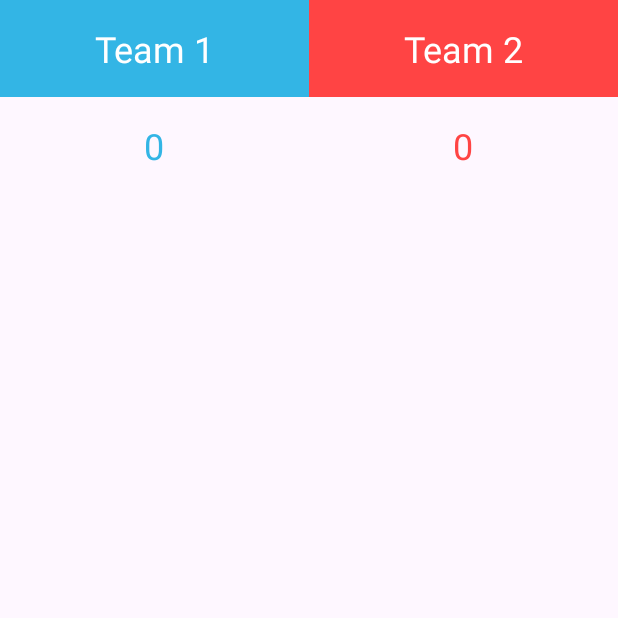
After one commit to Mirage74/CoroutineFlow, an Android app: the TeamScoreActivity screen opened directly, with no data from a screen before it, on a phone screen of 412 x 824 dp, the top half of it. The commit adds this screen. Run offline under Robolectric (Android 15) with nearby library versions, the phone set to English and light mode, and no system bars.

Commit message:
StateFlow prepare

```diff
--- a/app/src/main/java/com/balex/coroutineflow/MainActivity.kt
+++ b/app/src/main/java/com/balex/coroutineflow/MainActivity.kt
@@ -5,6 +5,7 @@ import androidx.appcompat.app.AppCompatActivity
 import com.balex.coroutineflow.databinding.ActivityMainBinding
 import com.balex.coroutineflow.lessons.lesson2.UsersActivity
 import com.balex.coroutineflow.crypto_app.CryptoActivity
+import com.balex.coroutineflow.team_score.TeamScoreActivity
 
 class MainActivity : AppCompatActivity() {
 
@@ -21,5 +22,8 @@ class MainActivity : AppCompatActivity() {
         binding.buttonCryptoActivity.setOnClickListener {
             startActivity(CryptoActivity.newIntent(this))
         }
+        binding.teamScoreActivity.setOnClickListener {
+            startActivity(TeamScoreActivity.newIntent(this))
+        }
     }
 }
--- /dev/null
+++ b/app/src/main/java/com/balex/coroutineflow/team_score/Team.kt
@@ -0,0 +1,5 @@
+package com.balex.coroutineflow.team_score
+
+enum class Team {
+    TEAM_1, TEAM_2
+}
--- /dev/null
+++ b/app/src/main/java/com/balex/coroutineflow/team_score/TeamScoreActivity.kt
@@ -0,0 +1,61 @@
+package com.balex.coroutineflow.team_score
+
+import android.content.Context
+import android.content.Intent
+import android.os.Bundle
+import android.widget.Toast
+import androidx.appcompat.app.AppCompatActivity
+import androidx.lifecycle.ViewModelProvider
+import com.balex.coroutineflow.databinding.ActivityTeamScoreBinding
+
+class TeamScoreActivity : AppCompatActivity() {
+
+    private val binding by lazy {
+        ActivityTeamScoreBinding.inflate(layoutInflater)
+    }
+
+    private val viewModel by lazy {
+        ViewModelProvider(this)[TeamScoreViewModel::class.java]
+    }
+
+    override fun onCreate(savedInstanceState: Bundle?) {
+        super.onCreate(savedInstanceState)
+        setContentView(binding.root)
+        observeViewModel()
+        setupListeners()
+    }
+
+    private fun observeViewModel() {
+        viewModel.state.observe(this) {
+            when (it) {
+                is TeamScoreState.Game -> {
+                    binding.team1Score.text = it.score1.toString()
+                    binding.team2Score.text = it.score2.toString()
+                }
+                is TeamScoreState.Winner -> {
+                    binding.team1Score.text = it.score1.toString()
+                    binding.team2Score.text = it.score2.toString()
+                    Toast.makeText(
+                        this,
+                        "Winner: ${it.winnerTeam}",
+                        Toast.LENGTH_LONG
+                    ).show()
+                }
+            }
+        }
+    }
+
+    private fun setupListeners() {
+        binding.team1Logo.setOnClickListener {
+            viewModel.increaseScore(Team.TEAM_1)
+        }
+        binding.team2Logo.setOnClickListener {
+            viewModel.increaseScore(Team.TEAM_2)
+        }
+    }
+
+    companion object {
+
+        fun newIntent(context: Context) = Intent(context, TeamScoreActivity::class.java)
+    }
+}
--- /dev/null
+++ b/app/src/main/java/com/balex/coroutineflow/team_score/TeamScoreState.kt
@@ -0,0 +1,15 @@
+package com.balex.coroutineflow.team_score
+
+sealed class TeamScoreState {
+
+    data class Game(
+        val score1: Int,
+        val score2: Int
+    ) : TeamScoreState()
+
+    data class Winner(
+        val winnerTeam: Team,
+        val score1: Int,
+        val score2: Int
+    ) : TeamScoreState()
+}
--- a/app/src/main/res/layout/activity_main.xml
+++ b/app/src/main/res/layout/activity_main.xml
@@ -18,4 +18,10 @@
         android:layout_width="match_parent"
         android:layout_height="wrap_content"
         android:text="@string/crypto_activity" />
+
+    <Button
+        android:id="@+id/team_score_activity"
+        android:layout_width="match_parent"
+        android:layout_height="wrap_content"
+        android:text="@string/team_score_activity" />
 </LinearLayout>
--- /dev/null
+++ b/app/src/main/res/layout/activity_team_score.xml
@@ -0,0 +1,62 @@
+<?xml version="1.0" encoding="utf-8"?>
+<androidx.constraintlayout.widget.ConstraintLayout xmlns:android="http://schemas.android.com/apk/res/android"
+    xmlns:app="http://schemas.android.com/apk/res-auto"
+    xmlns:tools="http://schemas.android.com/tools"
+    android:layout_width="match_parent"
+    android:layout_height="match_parent"
+    tools:context=".team_score.TeamScoreActivity">
+
+    <TextView
+        android:id="@+id/team_1_logo"
+        android:layout_width="0dp"
+        android:layout_height="wrap_content"
+        android:background="@android:color/holo_blue_light"
+        android:padding="16dp"
+        android:text="@string/team_1"
+        android:textAlignment="center"
+        android:textColor="@color/white"
+        android:textSize="24sp"
+        app:layout_constraintEnd_toStartOf="@id/team_2_logo"
+        app:layout_constraintStart_toStartOf="parent"
+        app:layout_constraintTop_toTopOf="parent" />
+
+    <TextView
+        android:id="@+id/team_2_logo"
+        android:layout_width="0dp"
+        android:layout_height="wrap_content"
+        android:background="@android:color/holo_red_light"
+        android:padding="16dp"
+        android:text="@string/team_2"
+        android:textAlignment="center"
+        android:textColor="@color/white"
+        android:textSize="24sp"
+        app:layout_constraintEnd_toEndOf="parent"
+        app:layout_constraintStart_toEndOf="@id/team_1_logo"
+        app:layout_constraintTop_toTopOf="parent" />
+
+    <TextView
+        android:id="@+id/team_1_score"
+        android:layout_width="0dp"
+        android:layout_height="wrap_content"
+        android:padding="16dp"
+        android:text="@string/default_score"
+        android:textAlignment="center"
+        android:textColor="@android:color/holo_blue_light"
+        android:textSize="24sp"
+        app:layout_constraintEnd_toStartOf="@id/team_2_score"
+        app:layout_constraintStart_toStartOf="parent"
+        app:layout_constraintTop_toBottomOf="@id/team_1_logo" />
+
+    <TextView
+        android:id="@+id/team_2_score"
+        android:layout_width="0dp"
+        android:layout_height="wrap_content"
+        android:padding="16dp"
+        android:text="@string/default_score"
+        android:textAlignment="center"
+        android:textColor="@android:color/holo_red_light"
+        android:textSize="24sp"
+        app:layout_constraintEnd_toEndOf="parent"
+        app:layout_constraintStart_toEndOf="@id/team_1_score"
+        app:layout_constraintTop_toBottomOf="@id/team_2_logo" />
+</androidx.constraintlayout.widget.ConstraintLayout>
--- a/app/src/main/res/values/strings.xml
+++ b/app/src/main/res/values/strings.xml
@@ -7,4 +7,8 @@
     <string name="currency_price">$%s</string>
     <string name="crypto_activity">Crypto Activity</string>
     <string name="refresh">Refresh</string>
+    <string name="team_1">Team 1</string>
+    <string name="team_2">Team 2</string>
+    <string name="team_score_activity">Team Score Activity</string>
+    <string name="default_score">0</string>
 </resources>
```
Also changed, not shown: app/src/main/AndroidManifest.xml (+7 -0 lines), app/src/main/java/com/balex/coroutineflow/team_score/TeamScoreViewModel.kt (added, +44 -0 lines).
